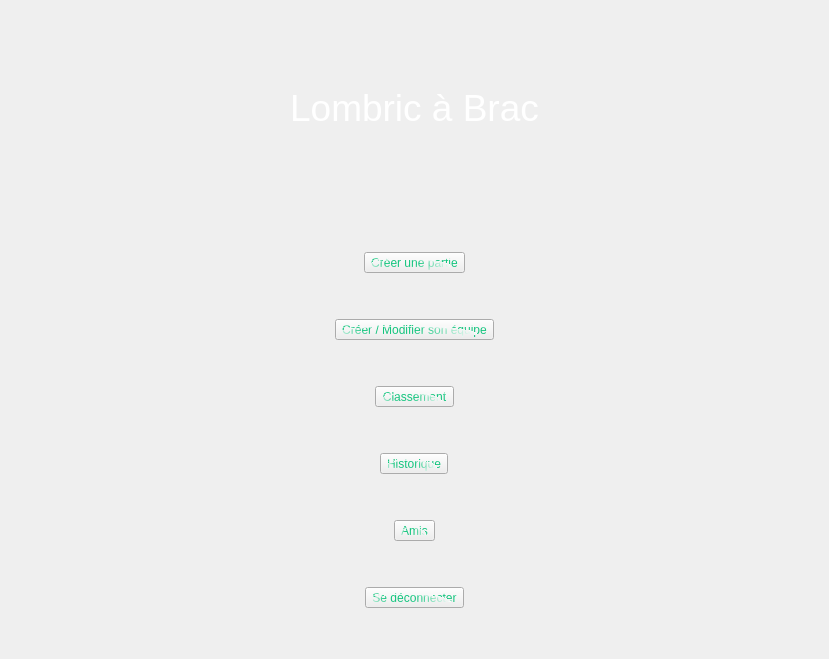
First picture: the form in Client/UI/MenuQt.ui, repository Minigrim0/LombricABrac, before the edit.
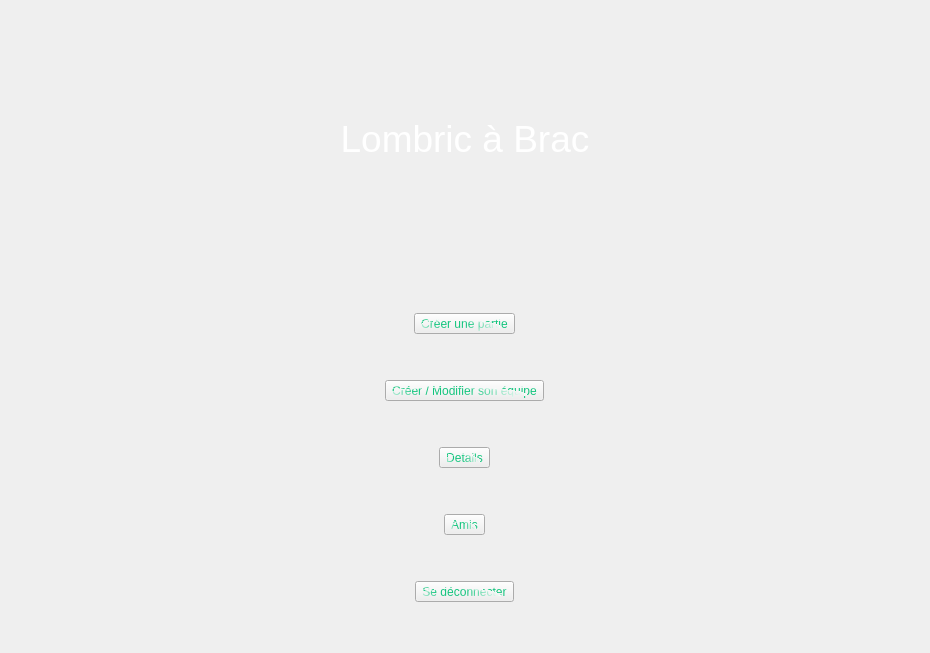
Second picture: the form after the edit. Icons and pictures are not drawn.

What changed in the file:
```diff
--- a/Client/UI/MenuQt.ui
+++ b/Client/UI/MenuQt.ui
@@ -6,8 +6,8 @@
    <rect>
     <x>0</x>
     <y>0</y>
-    <width>829</width>
-    <height>659</height>
+    <width>930</width>
+    <height>653</height>
    </rect>
   </property>
   <property name="windowTitle">
@@ -158,47 +158,11 @@
         <string notr="true">color: qradialgradient(spread:repeat, cx:0.43, cy:0.739, radius:0.5, fx:0.286, fy:0.358, stop:0.402985 rgba(18, 196, 125, 255), stop:1 rgba(255, 255, 255, 255));</string>
        </property>
        <property name="text">
-        <string>Classement</string>
+        <string>Details</string>
        </property>
        <property name="icon">
         <iconset resource="../images_widget.qrc">
-         <normaloff>:/icons/UI/Resources/icons8-bookmark-100.png</normaloff>:/icons/UI/Resources/icons8-bookmark-100.png</iconset>
-       </property>
-       <property name="iconSize">
-        <size>
-         <width>24</width>
-         <height>24</height>
-        </size>
-       </property>
-       <property name="toolButtonStyle">
-        <enum>Qt::ToolButtonTextBesideIcon</enum>
-       </property>
-      </widget>
-     </item>
-     <item>
-      <spacer name="verticalSpacer_3">
-       <property name="orientation">
-        <enum>Qt::Vertical</enum>
-       </property>
-       <property name="sizeHint" stdset="0">
-        <size>
-         <width>20</width>
-         <height>40</height>
-        </size>
-       </property>
-      </spacer>
-     </item>
-     <item alignment="Qt::AlignHCenter">
-      <widget class="QToolButton" name="Historique_toolButton">
-       <property name="styleSheet">
-        <string notr="true">color: qradialgradient(spread:repeat, cx:0.43, cy:0.739, radius:0.5, fx:0.286, fy:0.358, stop:0.402985 rgba(18, 196, 125, 255), stop:1 rgba(255, 255, 255, 255));</string>
-       </property>
-       <property name="text">
-        <string>Historique</string>
-       </property>
-       <property name="icon">
-        <iconset resource="../images_widget.qrc">
-         <normaloff>:/icons/UI/Resources/icons8-bookmark-64.png</normaloff>:/icons/UI/Resources/icons8-bookmark-64.png</iconset>
+         <normaloff>:/icons/UI/Resources/icons8-menu-64.png</normaloff>:/icons/UI/Resources/icons8-menu-64.png</iconset>
        </property>
        <property name="iconSize">
         <size>
```
Left out of the diff: 8 changed lines with no effect on the pictures.
